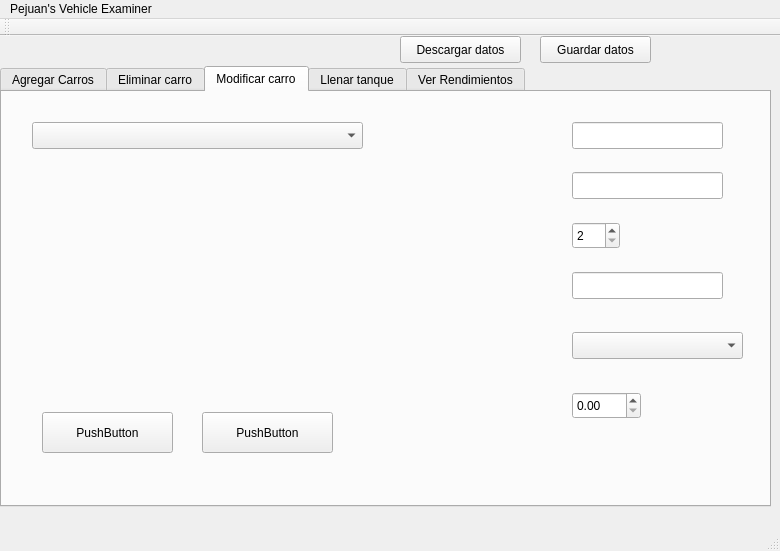
pejuan/11411073-proyecto-02, file RendimientoCarro/mainwindow.ui: the form before one commit.
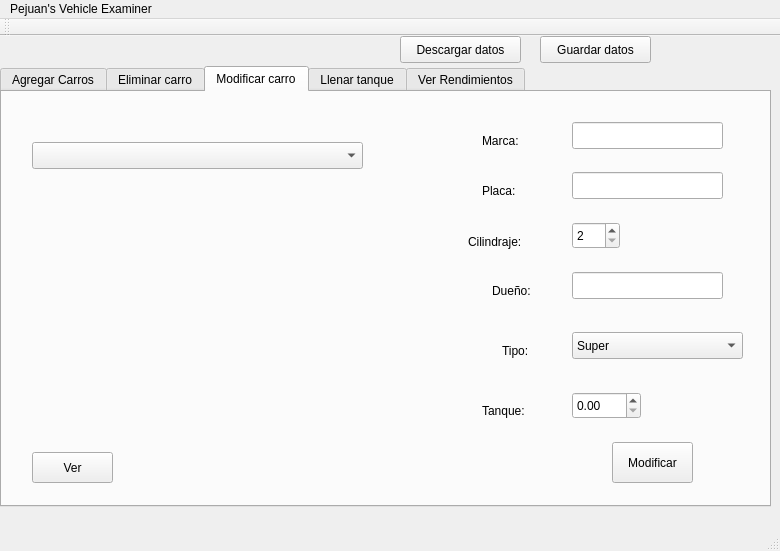
The form after the commit.

Commit message: Modificar carros ya carga los datos al cambiar de indice

```diff
--- a/RendimientoCarro/mainwindow.ui
+++ b/RendimientoCarro/mainwindow.ui
@@ -243,7 +243,7 @@
       <property name="geometry">
        <rect>
         <x>30</x>
-        <y>30</y>
+        <y>50</y>
         <width>331</width>
         <height>27</height>
        </rect>
@@ -304,6 +304,21 @@
         <height>27</height>
        </rect>
       </property>
+      <item>
+       <property name="text">
+        <string>Super</string>
+       </property>
+      </item>
+      <item>
+       <property name="text">
+        <string>Regular</string>
+       </property>
+      </item>
+      <item>
+       <property name="text">
+        <string>Diesel</string>
+       </property>
+      </item>
      </widget>
      <widget class="QDoubleSpinBox" name="doubleSpinBox">
       <property name="geometry">
@@ -318,27 +333,105 @@
      <widget class="QPushButton" name="pushButton">
       <property name="geometry">
        <rect>
-        <x>40</x>
-        <y>320</y>
-        <width>131</width>
-        <height>41</height>
+        <x>30</x>
+        <y>360</y>
+        <width>81</width>
+        <height>31</height>
        </rect>
       </property>
       <property name="text">
-       <string>PushButton</string>
+       <string>Ver</string>
       </property>
      </widget>
      <widget class="QPushButton" name="pushButton_2">
       <property name="geometry">
        <rect>
-        <x>200</x>
-        <y>320</y>
-        <width>131</width>
+        <x>610</x>
+        <y>350</y>
+        <width>81</width>
         <height>41</height>
        </rect>
       </property>
       <property name="text">
-       <string>PushButton</string>
+       <string>Modificar</string>
+      </property>
+     </widget>
+     <widget class="QLabel" name="label_11">
+      <property name="geometry">
+       <rect>
+        <x>480</x>
+        <y>40</y>
+        <width>67</width>
+        <height>17</height>
+       </rect>
+      </property>
+      <property name="text">
+       <string>Marca:</string>
+      </property>
+     </widget>
+     <widget class="QLabel" name="label_12">
+      <property name="geometry">
+       <rect>
+        <x>480</x>
+        <y>90</y>
+        <width>41</width>
+        <height>17</height>
+       </rect>
+      </property>
+      <property name="text">
+       <string>Placa:</string>
+      </property>
+     </widget>
+     <widget class="QLabel" name="label_13">
+      <property name="geometry">
+       <rect>
+        <x>466</x>
+        <y>140</y>
+        <width>71</width>
+        <height>20</height>
+       </rect>
+      </property>
+      <property name="text">
+       <string>Cilindraje:</string>
+      </property>
+     </widget>
+     <widget class="QLabel" name="label_14">
+      <property name="geometry">
+       <rect>
+        <x>490</x>
+        <y>190</y>
+        <width>51</width>
+        <height>17</height>
+       </rect>
+      </property>
+      <property name="text">
+       <string>Dueño:</string>
+      </property>
+     </widget>
+     <widget class="QLabel" name="label_15">
+      <property name="geometry">
+       <rect>
+        <x>500</x>
+        <y>250</y>
+        <width>41</width>
+        <height>17</height>
+       </rect>
+      </property>
+      <property name="text">
+       <string>Tipo:</string>
+      </property>
+     </widget>
+     <widget class="QLabel" name="label_16">
+      <property name="geometry">
+       <rect>
+        <x>480</x>
+        <y>310</y>
+        <width>67</width>
+        <height>17</height>
+       </rect>
+      </property>
+      <property name="text">
+       <string>Tanque:</string>
       </property>
      </widget>
     </widget>
```
Left out of the diff: 18 changed lines with no effect on the pictures. The commit also changes 7 other files.
